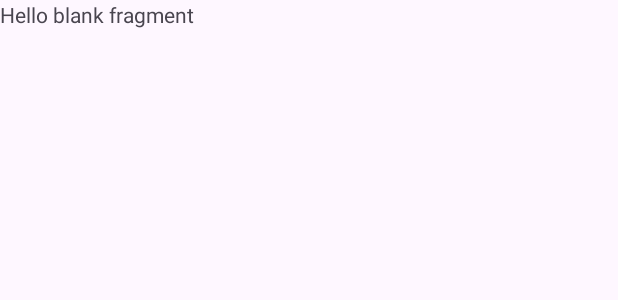
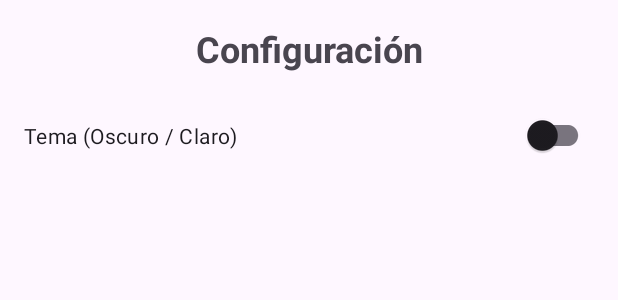
Before and after one commit to Frank18ci/TiendaVirtualAndroid, an Android app: the layout fragment_configuracion_usuario.xml on its own in the app's theme, with its tools: preview values and no code run, on a phone screen of 412 x 824 dp. Shown: the top 300 px of the screen. Run offline under Robolectric (Android 15) with nearby library versions, the phone set to English and light mode, and no system bars.

Commit message:
Refactor ConfiguracionUsuarioFragment: remove unused parameters and improve layout with title and theme switch Te amo EVE

```diff
--- a/app/src/main/res/layout/fragment_configuracion_usuario.xml
+++ b/app/src/main/res/layout/fragment_configuracion_usuario.xml
@@ -3,13 +3,32 @@
     xmlns:tools="http://schemas.android.com/tools"
     android:layout_width="match_parent"
     android:layout_height="match_parent"
+    xmlns:app="http://schemas.android.com/apk/res-auto"
     android:id="@+id/main"
     tools:context=".ConfiguracionUsuarioFragment">
 
-    <!-- TODO: Update blank fragment layout -->
     <TextView
+        android:id="@+id/tvConfiguracionTitle"
         android:layout_width="match_parent"
-        android:layout_height="match_parent"
-        android:text="@string/hello_blank_fragment" />
+        android:layout_height="wrap_content"
+        android:text="Configuración"
+        android:textSize="24sp"
+        android:textStyle="bold"
+        android:gravity="center"
+        android:padding="16dp"
+        app:layout_constraintStart_toStartOf="parent"
+        app:layout_constraintEnd_toEndOf="parent"
+        app:layout_constraintTop_toTopOf="parent"
+        />
+
+    <com.google.android.material.switchmaterial.SwitchMaterial
+        android:id="@+id/switchTheme"
+        android:layout_width="match_parent"
+        android:layout_height="wrap_content"
+        android:text="Tema (Oscuro / Claro)"
+        android:padding="16dp"
+        app:layout_constraintEnd_toEndOf="parent"
+        app:layout_constraintStart_toStartOf="parent"
+        app:layout_constraintTop_toBottomOf="@+id/tvConfiguracionTitle" />
 
 </androidx.constraintlayout.widget.ConstraintLayout>
```
Also changed, not shown: app/src/main/java/com/carpio/mytiendavirtual/ConfiguracionUsuarioFragment.kt (+7 -42 lines).
